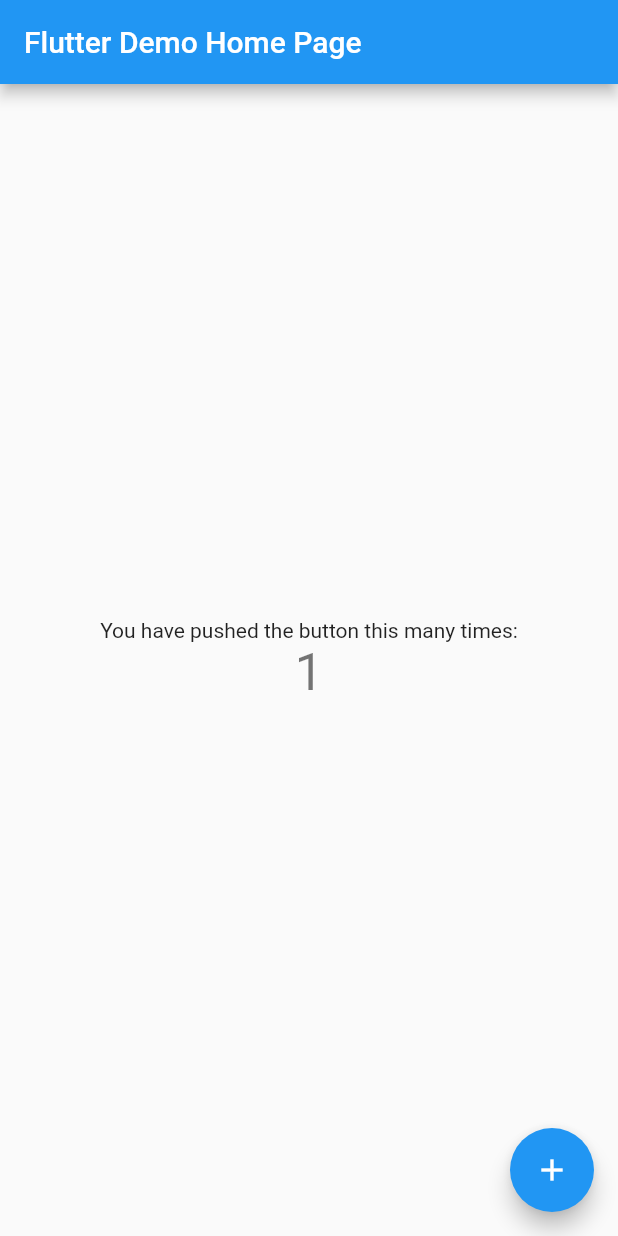
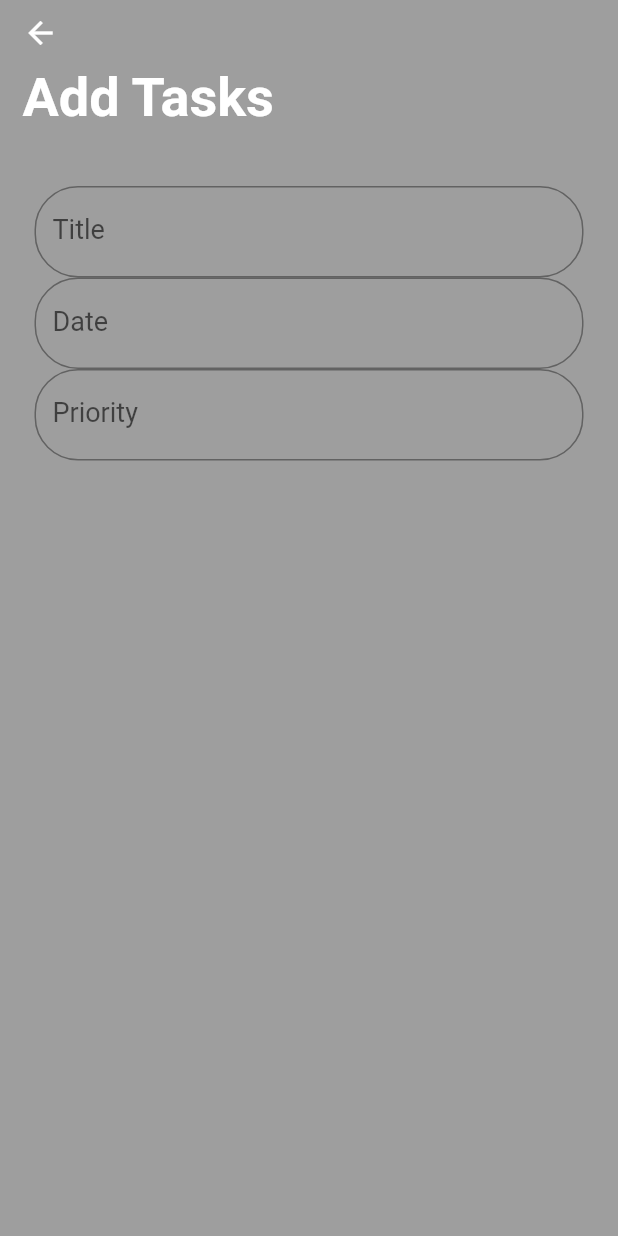
Before and after one commit to imksav/todoApp, a Flutter app: the screen it shows after launch, after a tap on the "add" icon, on a phone screen of 412 x 824 dp. Run offline on Flutter 3.47's test engine with Material 2 defaults, Android fonts, the phone set to English and light mode, and no system bars.

Commit message:
Day 1 simple design

```diff
--- a/lib/main.dart
+++ b/lib/main.dart
@@ -1,113 +1,18 @@
 import 'package:flutter/material.dart';
+import 'package:todoapps/screens/add_tasks_screen.dart';
+import 'package:todoapps/screens/todo_screen.dart';
 
-void main() {
-  runApp(MyApp());
-}
+void main() => runApp(ToDoApp());
 
-class MyApp extends StatelessWidget {
-  // This widget is the root of your application.
+class ToDoApp extends StatelessWidget {
   @override
   Widget build(BuildContext context) {
     return MaterialApp(
-      title: 'Flutter Demo',
-      theme: ThemeData(
-        // This is the theme of your application.
-        //
-        // Try running your application with "flutter run". You'll see the
-        // application has a blue toolbar. Then, without quitting the app, try
-        // changing the primarySwatch below to Colors.green and then invoke
-        // "hot reload" (press "r" in the console where you ran "flutter run",
-        // or simply save your changes to "hot reload" in a Flutter IDE).
-        // Notice that the counter didn't reset back to zero; the application
-        // is not restarted.
-        primarySwatch: Colors.blue,
-      ),
-      home: MyHomePage(title: 'Flutter Demo Home Page'),
+      theme: ThemeData.light(),
+      title: "To Do",
+      debugShowCheckedModeBanner: false,
+      home: ToDoListScreen(),
+      // home: AddTasksScreen(),
     );
   }
 }
-
-class MyHomePage extends StatefulWidget {
-  MyHomePage({Key? key, this.title}) : super(key: key);
-
-  // This widget is the home page of your application. It is stateful, meaning
-  // that it has a State object (defined below) that contains fields that affect
-  // how it looks.
-
-  // This class is the configuration for the state. It holds the values (in this
-  // case the title) provided by the parent (in this case the App widget) and
-  // used by the build method of the State. Fields in a Widget subclass are
-  // always marked "final".
-
-  final String? title;
-
-  @override
-  _MyHomePageState createState() => _MyHomePageState();
-}
-
-class _MyHomePageState extends State<MyHomePage> {
-  int _counter = 0;
-
-  void _incrementCounter() {
-    setState(() {
-      // This call to setState tells the Flutter framework that something has
-      // changed in this State, which causes it to rerun the build method below
-      // so that the display can reflect the updated values. If we changed
-      // _counter without calling setState(), then the build method would not be
-      // called again, and so nothing would appear to happen.
-      _counter++;
-    });
-  }
-
-  @override
-  Widget build(BuildContext context) {
-    // This method is rerun every time setState is called, for instance as done
-    // by the _incrementCounter method above.
-    //
-    // The Flutter framework has been optimized to make rerunning build methods
-    // fast, so that you can just rebuild anything that needs updating rather
-    // than having to individually change instances of widgets.
-    return Scaffold(
-      appBar: AppBar(
-        // Here we take the value from the MyHomePage object that was created by
-        // the App.build method, and use it to set our appbar title.
-        title: Text(widget.title!),
-      ),
-      body: Center(
-        // Center is a layout widget. It takes a single child and positions it
-        // in the middle of the parent.
-        child: Column(
-          // Column is also a layout widget. It takes a list of children and
-          // arranges them vertically. By default, it sizes itself to fit its
-          // children horizontally, and tries to be as tall as its parent.
-          //
-          // Invoke "debug painting" (press "p" in the console, choose the
-          // "Toggle Debug Paint" action from the Flutter Inspector in Android
-          // Studio, or the "Toggle Debug Paint" command in Visual Studio Code)
-          // to see the wireframe for each widget.
-          //
-          // Column has various properties to control how it sizes itself and
-          // how it positions its children. Here we use mainAxisAlignment to
-          // center the children vertically; the main axis here is the vertical
-          // axis because Columns are vertical (the cross axis would be
-          // horizontal).
-          mainAxisAlignment: MainAxisAlignment.center,
-          children: <Widget>[
-            Text(
-              'You have pushed the button this many times:',
-            ),
-            Text(
-              '$_counter',
-              style: Theme.of(context).textTheme.headline4,
-            ),
-          ],
-        ),
-      ),
-      floatingActionButton: FloatingActionButton(
-        onPressed: _incrementCounter,
-        tooltip: 'Increment',
-        child: Icon(Icons.add),
-      ), // This trailing comma makes auto-formatting nicer for build methods.
-    );
-  }
-}
--- /dev/null
+++ b/lib/screens/add_tasks_screen.dart
@@ -0,0 +1,109 @@
+import 'package:flutter/material.dart';
+import 'package:todoapps/widgets/input_widget.dart';
+
+class AddTasksScreen extends StatefulWidget {
+  @override
+  _AddTasksScreenState createState() => _AddTasksScreenState();
+}
+
+class _AddTasksScreenState extends State<AddTasksScreen> {
+  final _formKey = GlobalKey<FormState>();
+  String _title = "";
+  late String _priority;
+  DateTime _date = DateTime.now();
+
+  @override
+  Widget build(BuildContext context) {
+    return Scaffold(
+      body: Container(
+        color: Colors.grey,
+        child: Padding(
+          padding: const EdgeInsets.symmetric(vertical: 10, horizontal: 15),
+          child: Column(
+            crossAxisAlignment: CrossAxisAlignment.start,
+            children: [
+              GestureDetector(
+                onTap: () {
+                  Navigator.pop(context);
+                },
+                child: Icon(
+                  Icons.arrow_back,
+                  color: Colors.white,
+                ),
+              ),
+              SizedBox(height: 10.0),
+              Text(
+                "Add Tasks",
+                style: TextStyle(
+                  color: Colors.white,
+                  fontSize: 36.0,
+                  fontWeight: FontWeight.bold,
+                ),
+              ),
+              SizedBox(height: 10),
+              Form(
+                  key: _formKey,
+                  child: Padding(
+                    padding: const EdgeInsets.symmetric(vertical: 20.0),
+                    child: Padding(
+                      padding: const EdgeInsets.all(8.0),
+                      child: Column(
+                        children: [
+                          TextFormField(
+                            style: TextStyle(fontSize: 18.0),
+                            decoration: InputDecoration(
+                              hoverColor: Colors.white,
+                              labelText: "Title",
+                              border: OutlineInputBorder(
+                                borderSide: const BorderSide(
+                                    width: 2,
+                                    color: Colors.white,
+                                    style: BorderStyle.solid),
+                                borderRadius: BorderRadius.circular(29.0),
+                              ),
+                            ),
+                            validator: (input) => input!.trim().isEmpty
+                                ? "Please add title to the task"
+                                : null,
+                            onSaved: (input) => _title = input!,
+                            initialValue: _title,
+                          ),
+                          TextFormField(
+                            style: TextStyle(fontSize: 18.0),
+                            decoration: InputDecoration(
+                              hoverColor: Colors.white,
+                              labelText: "Date",
+                              border: OutlineInputBorder(
+                                borderSide: const BorderSide(
+                                    width: 2,
+                                    color: Colors.white,
+                                    style: BorderStyle.solid),
+                                borderRadius: BorderRadius.circular(29.0),
+                              ),
+                            ),
+                          ),
+                          TextFormField(
+                            style: TextStyle(fontSize: 18.0),
+                            decoration: InputDecoration(
+                              hoverColor: Colors.white,
+                              labelText: "Priority",
+                              border: OutlineInputBorder(
+                                borderSide: const BorderSide(
+                                    width: 2,
+                                    color: Colors.white,
+                                    style: BorderStyle.solid),
+                                borderRadius: BorderRadius.circular(29.0),
+                              ),
+                            ),
+                          ),
+                        ],
+                      ),
+                    ),
+                  ))
+            ],
+          ),
+        ),
+      ),
+    );
+  }
+}
--- /dev/null
+++ b/lib/screens/todo_screen.dart
@@ -0,0 +1,79 @@
+import 'package:flutter/material.dart';
+import 'package:todoapps/screens/add_tasks_screen.dart';
+
+class ToDoListScreen extends StatefulWidget {
+  @override
+  _ToDoListScreenState createState() => _ToDoListScreenState();
+}
+
+class _ToDoListScreenState extends State<ToDoListScreen> {
+  @override
+  Widget build(BuildContext context) {
+    return Scaffold(
+      floatingActionButton: FloatingActionButton(
+        backgroundColor: Colors.green,
+        child: Icon(Icons.add),
+        onPressed: () {
+          Navigator.push(
+              context, MaterialPageRoute(builder: (_) => AddTasksScreen()));
+          AddTasksScreen();
+        },
+      ),
+      appBar: AppBar(
+        title: Text("Flutter To Do App"),
+        centerTitle: false,
+        backgroundColor: Colors.purpleAccent,
+      ),
+      body: ListView.builder(
+        padding: EdgeInsets.symmetric(vertical: 50.0),
+        itemCount: 10,
+        itemBuilder: (BuildContext context, int index) {
+          if (index == 0) {
+            return Column(
+              crossAxisAlignment: CrossAxisAlignment.center,
+              children: [
+                Text(
+                  "My Tasks",
+                  style: TextStyle(
+                    color: Colors.black,
+                    fontSize: 36.0,
+                    fontWeight: FontWeight.bold,
+                  ),
+                ),
+                SizedBox(height: 10),
+                Text(
+                  "1 of 10 completed",
+                  style: TextStyle(
+                    color: Colors.grey,
+                    fontSize: 16.0,
+                    fontWeight: FontWeight.bold,
+                  ),
+                )
+              ],
+            );
+          }
+          return _createTasks(index);
+        },
+      ),
+    );
+  }
+
+  Widget _createTasks(int index) {
+    return Container(
+      child: Padding(
+        padding: const EdgeInsets.symmetric(horizontal: 10.0),
+        child: ListTile(
+          title: Text("Task title"),
+          subtitle: Text("Date: YYYY-MM-DD, Priority"),
+          trailing: Checkbox(
+            onChanged: (value) {
+              print(value);
+            },
+            value: true,
+            activeColor: Colors.green,
+          ),
+        ),
+      ),
+    );
+  }
+}
--- /dev/null
+++ b/lib/widgets/input_widget.dart
@@ -0,0 +1,23 @@
+import 'package:flutter/material.dart';
+
+class InputWidget extends StatelessWidget {
+  const InputWidget({
+    Key? key,
+  }) : super(key: key);
+
+  @override
+  Widget build(BuildContext context) {
+    return TextFormField(
+      style: TextStyle(fontSize: 18.0),
+      decoration: InputDecoration(
+        hoverColor: Colors.white,
+        labelText: "Title",
+        border: OutlineInputBorder(
+          borderSide: const BorderSide(
+              width: 2, color: Colors.white, style: BorderStyle.solid),
+          borderRadius: BorderRadius.circular(29.0),
+        ),
+      ),
+    );
+  }
+}
```
